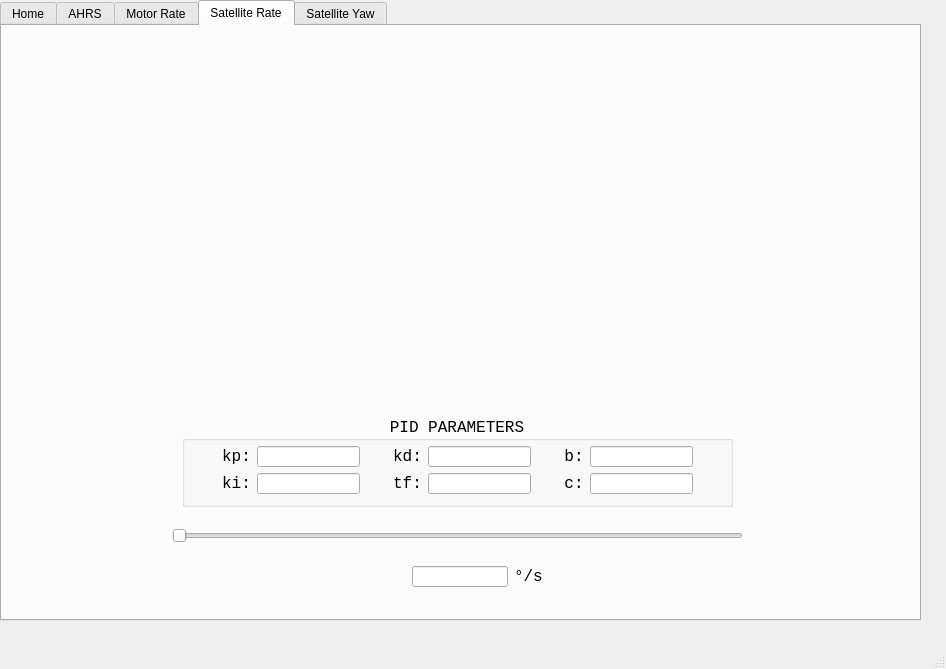
This is fsat-gs/mainwindow.ui in risherlock/fsat-gs as Qt 5 draws it before an edit. The edited form follows.
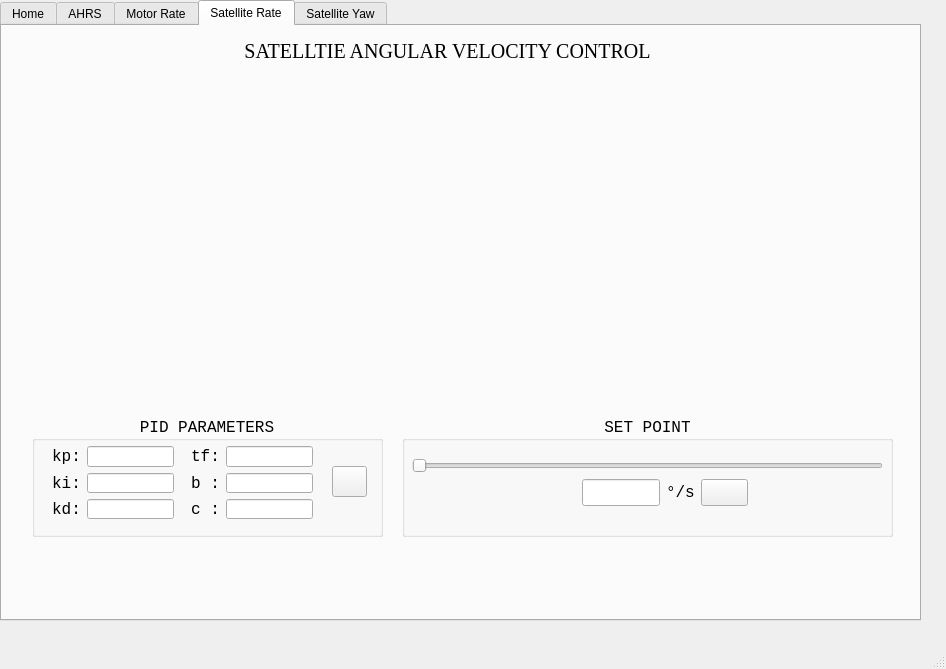
This is the edited form. The open tabs and pages were chosen to show the change. Icons and pictures are not drawn. Custom widgets are drawn as their Qt base class.

Commit message: add label to the plots

The edit to the form file:
```diff
--- a/fsat-gs/mainwindow.ui
+++ b/fsat-gs/mainwindow.ui
@@ -1077,35 +1077,6 @@
        </item>
        <item>
         <layout class="QVBoxLayout" name="verticalLayout_10">
-         <item>
-          <widget class="QLabel" name="label_30">
-           <property name="minimumSize">
-            <size>
-             <width>0</width>
-             <height>30</height>
-            </size>
-           </property>
-           <property name="maximumSize">
-            <size>
-             <width>16777215</width>
-             <height>30</height>
-            </size>
-           </property>
-           <property name="font">
-            <font>
-             <family>Courier New</family>
-             <pointsize>12</pointsize>
-             <bold>true</bold>
-            </font>
-           </property>
-           <property name="text">
-            <string>ROLL &amp; PITCH</string>
-           </property>
-           <property name="alignment">
-            <set>Qt::AlignmentFlag::AlignCenter</set>
-           </property>
-          </widget>
-         </item>
          <item>
           <widget class="QcGaugeWidget" name="widget_inclinometer" native="true">
            <property name="minimumSize">
@@ -1528,65 +1499,112 @@
      <attribute name="title">
       <string>Satellite Rate</string>
      </attribute>
-     <widget class="QSlider" name="horizontalSlider_2">
-      <property name="geometry">
-       <rect>
-        <x>170</x>
-        <y>500</y>
-        <width>571</width>
-        <height>20</height>
-       </rect>
-      </property>
-      <property name="orientation">
-       <enum>Qt::Orientation::Horizontal</enum>
-      </property>
-     </widget>
      <widget class="QCustomPlot" name="widget_plot_sat_rate" native="true">
       <property name="geometry">
        <rect>
-        <x>90</x>
+        <x>30</x>
         <y>50</y>
-        <width>741</width>
+        <width>861</width>
         <height>311</height>
        </rect>
       </property>
      </widget>
-     <widget class="QWidget" name="layoutWidget_6">
+     <widget class="QGroupBox" name="groupBox_18">
       <property name="geometry">
        <rect>
-        <x>410</x>
-        <y>540</y>
-        <width>131</width>
-        <height>21</height>
+        <x>400</x>
+        <y>390</y>
+        <width>491</width>
+        <height>121</height>
        </rect>
       </property>
-      <layout class="QHBoxLayout" name="horizontalLayout">
-       <item>
-        <widget class="QLineEdit" name="lineEdit"/>
-       </item>
-       <item>
-        <widget class="QLabel" name="label_10">
-         <property name="font">
-          <font>
-           <family>Courier New</family>
-           <pointsize>12</pointsize>
-           <bold>false</bold>
-          </font>
-         </property>
-         <property name="text">
-          <string>°/s</string>
-         </property>
-        </widget>
-       </item>
-      </layout>
+      <property name="font">
+       <font>
+        <family>Courier New</family>
+        <pointsize>12</pointsize>
+        <bold>false</bold>
+       </font>
+      </property>
+      <property name="title">
+       <string>SET POINT</string>
+      </property>
+      <property name="alignment">
+       <set>Qt::AlignmentFlag::AlignCenter</set>
+      </property>
+      <widget class="QSlider" name="horizontalSlider_6">
+       <property name="geometry">
+        <rect>
+         <x>10</x>
+         <y>40</y>
+         <width>471</width>
+         <height>20</height>
+        </rect>
+       </property>
+       <property name="orientation">
+        <enum>Qt::Orientation::Horizontal</enum>
+       </property>
+      </widget>
+      <widget class="QWidget" name="layoutWidget_18">
+       <property name="geometry">
+        <rect>
+         <x>180</x>
+         <y>60</y>
+         <width>166</width>
+         <height>33</height>
+        </rect>
+       </property>
+       <layout class="QHBoxLayout" name="horizontalLayout_46">
+        <item>
+         <layout class="QHBoxLayout" name="horizontalLayout_47">
+          <item>
+           <widget class="QLineEdit" name="lineEdit_36"/>
+          </item>
+          <item>
+           <widget class="QLabel" name="label_90">
+            <property name="font">
+             <font>
+              <family>Courier New</family>
+              <pointsize>12</pointsize>
+              <bold>false</bold>
+             </font>
+            </property>
+            <property name="text">
+             <string>°/s</string>
+            </property>
+           </widget>
+          </item>
+         </layout>
+        </item>
+        <item>
+         <widget class="QPushButton" name="push_power_11">
+          <property name="cursor">
+           <cursorShape>PointingHandCursor</cursorShape>
+          </property>
+          <property name="text">
+           <string/>
+          </property>
+          <property name="icon">
+           <iconset resource="resources.qrc">
+            <normaloff>:/icons/assets/send.png</normaloff>:/icons/assets/send.png</iconset>
+          </property>
+          <property name="iconSize">
+           <size>
+            <width>25</width>
+            <height>25</height>
+           </size>
+          </property>
+         </widget>
+        </item>
+       </layout>
+      </widget>
      </widget>
      <widget class="QGroupBox" name="groupBox_7">
       <property name="geometry">
        <rect>
-        <x>180</x>
+        <x>30</x>
         <y>390</y>
-        <width>551</width>
-        <height>91</height>
+        <width>351</width>
+        <height>121</height>
        </rect>
       </property>
       <property name="font">
@@ -1602,16 +1620,42 @@
       <property name="alignment">
        <set>Qt::AlignmentFlag::AlignCenter</set>
       </property>
-      <widget class="QWidget" name="layoutWidget_9">
+      <widget class="QPushButton" name="push_power_12">
        <property name="geometry">
         <rect>
-         <x>40</x>
+         <x>300</x>
+         <y>50</y>
+         <width>35</width>
+         <height>31</height>
+        </rect>
+       </property>
+       <property name="cursor">
+        <cursorShape>PointingHandCursor</cursorShape>
+       </property>
+       <property name="text">
+        <string/>
+       </property>
+       <property name="icon">
+        <iconset resource="resources.qrc">
+         <normaloff>:/icons/assets/send.png</normaloff>:/icons/assets/send.png</iconset>
+       </property>
+       <property name="iconSize">
+        <size>
+         <width>25</width>
+         <height>25</height>
+        </size>
+       </property>
+      </widget>
+      <widget class="QWidget" name="layoutWidget_19">
+       <property name="geometry">
+        <rect>
+         <x>20</x>
          <y>30</y>
-         <width>471</width>
-         <height>48</height>
+         <width>261</width>
+         <height>73</height>
         </rect>
        </property>
-       <layout class="QGridLayout" name="gridLayout_2">
+       <layout class="QGridLayout" name="gridLayout_6">
         <item row="0" column="0">
          <layout class="QHBoxLayout" name="horizontalLayout_13">
           <item>
@@ -1644,7 +1688,7 @@
           <property name="sizeHint" stdset="0">
            <size>
             <width>100</width>
-            <height>20</height>
+            <height>18</height>
            </size>
           </property>
          </spacer>
@@ -1661,7 +1705,7 @@
              </font>
             </property>
             <property name="text">
-             <string>kd:</string>
+             <string>tf:</string>
             </property>
             <property name="alignment">
              <set>Qt::AlignmentFlag::AlignCenter</set>
@@ -1669,44 +1713,7 @@
            </widget>
           </item>
           <item>
-           <widget class="QLineEdit" name="lineEdit_11"/>
-          </item>
-         </layout>
-        </item>
-        <item row="0" column="3">
-         <spacer name="horizontalSpacer_6">
-          <property name="orientation">
-           <enum>Qt::Orientation::Horizontal</enum>
-          </property>
-          <property name="sizeHint" stdset="0">
-           <size>
-            <width>100</width>
-            <height>20</height>
-           </size>
-          </property>
-         </spacer>
-        </item>
-        <item row="0" column="4">
-         <layout class="QHBoxLayout" name="horizontalLayout_15">
-          <item>
-           <widget class="QLabel" name="label_39">
-            <property name="font">
-             <font>
-              <family>Courier New</family>
-              <pointsize>12</pointsize>
-              <bold>false</bold>
-             </font>
-            </property>
-            <property name="text">
-             <string>b:</string>
-            </property>
-            <property name="alignment">
-             <set>Qt::AlignmentFlag::AlignCenter</set>
-            </property>
-           </widget>
-          </item>
-          <item>
-           <widget class="QLineEdit" name="lineEdit_12"/>
+           <widget class="QLineEdit" name="lineEdit_38"/>
           </item>
          </layout>
         </item>
@@ -1742,7 +1749,7 @@
           <property name="sizeHint" stdset="0">
            <size>
             <width>100</width>
-            <height>20</height>
+            <height>18</height>
            </size>
           </property>
          </spacer>
@@ -1759,7 +1766,7 @@
              </font>
             </property>
             <property name="text">
-             <string>tf:</string>
+             <string>b :</string>
             </property>
             <property name="alignment">
              <set>Qt::AlignmentFlag::AlignCenter</set>
@@ -1771,21 +1778,45 @@
           </item>
          </layout>
         </item>
-        <item row="1" column="3">
-         <spacer name="horizontalSpacer_8">
+        <item row="2" column="0">
+         <layout class="QHBoxLayout" name="horizontalLayout_52">
+          <item>
+           <widget class="QLabel" name="label_95">
+            <property name="font">
+             <font>
+              <family>Courier New</family>
+              <pointsize>12</pointsize>
+              <bold>false</bold>
+             </font>
+            </property>
+            <property name="text">
+             <string>kd:</string>
+            </property>
+            <property name="alignment">
+             <set>Qt::AlignmentFlag::AlignCenter</set>
+            </property>
+           </widget>
+          </item>
+          <item>
+           <widget class="QLineEdit" name="lineEdit_41"/>
+          </item>
+         </layout>
+        </item>
+        <item row="2" column="1">
+         <spacer name="horizontalSpacer_21">
           <property name="orientation">
            <enum>Qt::Orientation::Horizontal</enum>
           </property>
           <property name="sizeHint" stdset="0">
            <size>
             <width>100</width>
-            <height>20</height>
+            <height>18</height>
            </size>
           </property>
          </spacer>
         </item>
-        <item row="1" column="4">
-         <layout class="QHBoxLayout" name="horizontalLayout_18">
+        <item row="2" column="2">
+         <layout class="QHBoxLayout" name="horizontalLayout_53">
           <item>
            <widget class="QLabel" name="label_42">
             <property name="font">
@@ -1796,7 +1827,7 @@
              </font>
             </property>
             <property name="text">
-             <string>c:</string>
+             <string>c :</string>
             </property>
             <property name="alignment">
              <set>Qt::AlignmentFlag::AlignCenter</set>
@@ -1811,6 +1842,156 @@
        </layout>
       </widget>
      </widget>
+     <widget class="QWidget" name="layoutWidget_23">
+      <property name="geometry">
+       <rect>
+        <x>760</x>
+        <y>540</y>
+        <width>134</width>
+        <height>32</height>
+       </rect>
+      </property>
+      <layout class="QHBoxLayout" name="horizontalLayout_57">
+       <item>
+        <widget class="QLabel" name="label_batt_5">
+         <property name="minimumSize">
+          <size>
+           <width>30</width>
+           <height>30</height>
+          </size>
+         </property>
+         <property name="maximumSize">
+          <size>
+           <width>30</width>
+           <height>30</height>
+          </size>
+         </property>
+         <property name="text">
+          <string/>
+         </property>
+         <property name="pixmap">
+          <pixmap resource="resources.qrc">:/icons/assets/batt_what.png</pixmap>
+         </property>
+         <property name="scaledContents">
+          <bool>true</bool>
+         </property>
+         <property name="alignment">
+          <set>Qt::AlignmentFlag::AlignCenter</set>
+         </property>
+        </widget>
+       </item>
+       <item>
+        <widget class="QLabel" name="label_satcon_5">
+         <property name="minimumSize">
+          <size>
+           <width>30</width>
+           <height>30</height>
+          </size>
+         </property>
+         <property name="maximumSize">
+          <size>
+           <width>30</width>
+           <height>30</height>
+          </size>
+         </property>
+         <property name="text">
+          <string/>
+         </property>
+         <property name="pixmap">
+          <pixmap resource="resources.qrc">:/icons/assets/sat_off.png</pixmap>
+         </property>
+         <property name="scaledContents">
+          <bool>true</bool>
+         </property>
+         <property name="alignment">
+          <set>Qt::AlignmentFlag::AlignCenter</set>
+         </property>
+        </widget>
+       </item>
+       <item>
+        <widget class="QLabel" name="label_bt_5">
+         <property name="minimumSize">
+          <size>
+           <width>30</width>
+           <height>30</height>
+          </size>
+         </property>
+         <property name="maximumSize">
+          <size>
+           <width>30</width>
+           <height>30</height>
+          </size>
+         </property>
+         <property name="text">
+          <string/>
+         </property>
+         <property name="pixmap">
+          <pixmap resource="resources.qrc">:/icons/assets/bt_dis.png</pixmap>
+         </property>
+         <property name="scaledContents">
+          <bool>true</bool>
+         </property>
+         <property name="alignment">
+          <set>Qt::AlignmentFlag::AlignCenter</set>
+         </property>
+        </widget>
+       </item>
+       <item>
+        <widget class="QLabel" name="label_err_5">
+         <property name="minimumSize">
+          <size>
+           <width>30</width>
+           <height>30</height>
+          </size>
+         </property>
+         <property name="maximumSize">
+          <size>
+           <width>30</width>
+           <height>30</height>
+          </size>
+         </property>
+         <property name="text">
+          <string/>
+         </property>
+         <property name="pixmap">
+          <pixmap resource="resources.qrc">:/icons/assets/error_no.png</pixmap>
+         </property>
+         <property name="scaledContents">
+          <bool>true</bool>
+         </property>
+         <property name="alignment">
+          <set>Qt::AlignmentFlag::AlignCenter</set>
+         </property>
+        </widget>
+       </item>
+      </layout>
+     </widget>
+     <widget class="QLabel" name="label_30">
+      <property name="geometry">
+       <rect>
+        <x>10</x>
+        <y>10</y>
+        <width>871</width>
+        <height>31</height>
+       </rect>
+      </property>
+      <property name="font">
+       <font>
+        <family>Georgia</family>
+        <pointsize>15</pointsize>
+        <bold>false</bold>
+       </font>
+      </property>
+      <property name="text">
+       <string>SATELLTIE ANGULAR VELOCITY CONTROL</string>
+      </property>
+      <property name="scaledContents">
+       <bool>false</bool>
+      </property>
+      <property name="alignment">
+       <set>Qt::AlignmentFlag::AlignCenter</set>
+      </property>
+     </widget>
     </widget>
     <widget class="QWidget" name="tab_9">
      <attribute name="title">
```
Left out of the diff: 1129 changed lines with no effect on the pictures. The commit also changes 2 other files.
